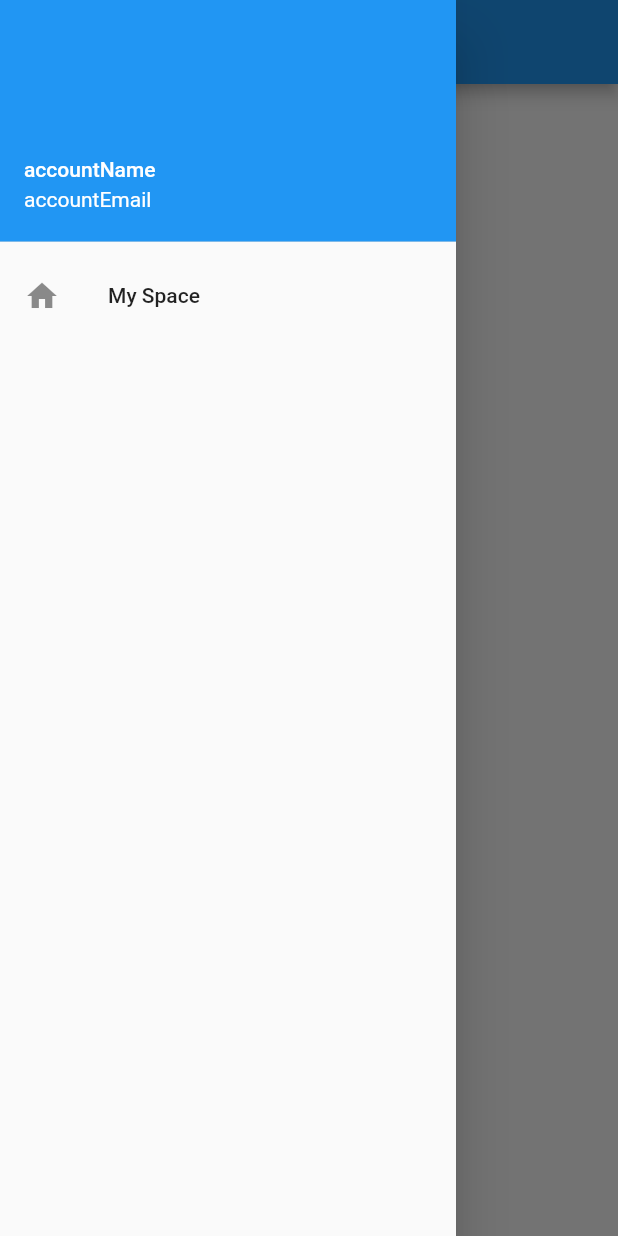
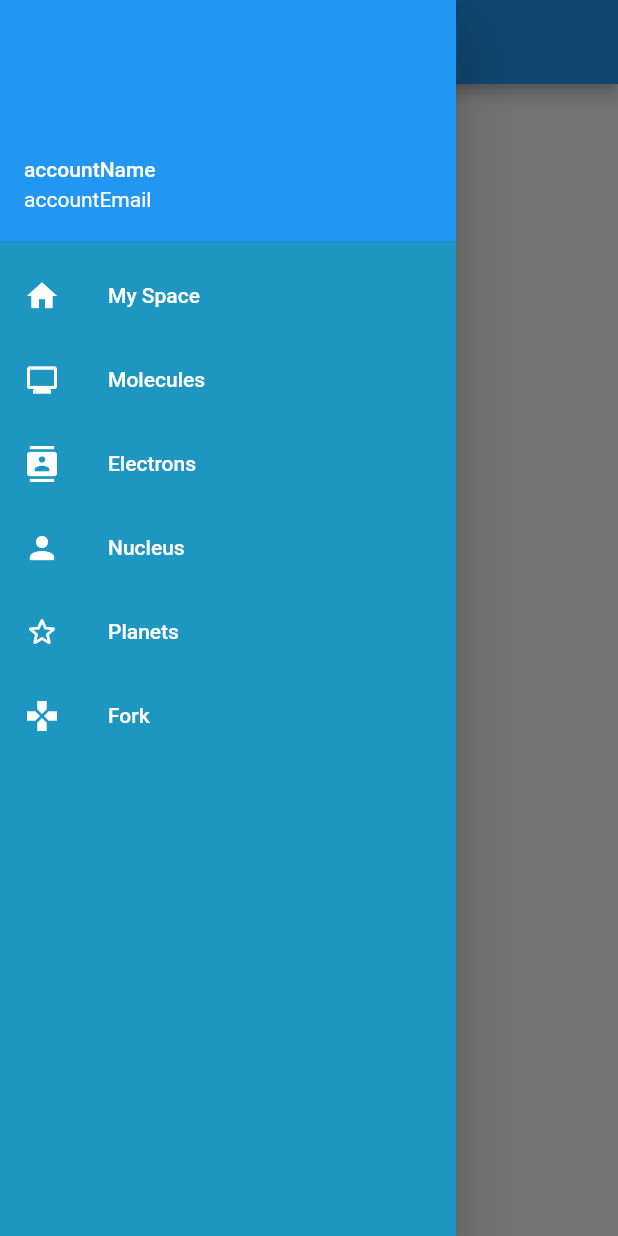
Before and after one commit to redducc/atom_td, a Flutter app: the screen it shows after launch, with the side drawer open, on a phone screen of 412 x 824 dp. Run offline on Flutter 3.47's test engine with Material 2 defaults, Android fonts, the light colour scheme and no system bars; missing offline and left inert: dart:html; generated files the repository leaves out were written again.

Commit message:
atom: Add respective pages.

```diff
--- a/lib/atom_home.dart
+++ b/lib/atom_home.dart
@@ -1,4 +1,13 @@
+import 'dart:html';
+
+import 'package:atom_td/pages/electrons.dart';
+import 'package:atom_td/pages/molecules.dart';
+import 'package:atom_td/pages/myspace.dart';
+import 'package:atom_td/pages/nucleus.dart';
+import 'package:atom_td/pages/planets.dart';
 import 'package:flutter/material.dart';
+import 'package:url_launcher/url_launcher.dart';
+import 'package:url_launcher/url_launcher_string.dart';
 
 class NavBar extends StatelessWidget {
   const NavBar({super.key});
@@ -6,6 +15,8 @@ class NavBar extends StatelessWidget {
   @override
   Widget build(BuildContext context) {
     return Drawer(
+      child: Container(
+        color: Color.fromARGB(255, 29, 150, 194),
         child: ListView(
           children: [
             UserAccountsDrawerHeader(
@@ -13,32 +24,100 @@ class NavBar extends StatelessWidget {
               accountEmail: Text('accountEmail'),
             ),
             ListTile(
-            leading: Icon(Icons.home),
-            title: Text('My Space'),
-            onTap: () => print('My space'),
-          )
+              leading: Icon(
+                Icons.home,
+                color: Colors.white,
+              ),
+              title: Text(
+                'My Space',
+                style: TextStyle(color: Colors.white),
+              ),
+              onTap: () {
+                Navigator.push(context,
+                    MaterialPageRoute(builder: (context) => new MySpace()));
+              },
+            ),
+            ListTile(
+              leading: Icon(
+                Icons.monitor,
+                color: Colors.white,
+              ),
+              title: Text(
+                'Molecules',
+                style: TextStyle(color: Colors.white),
+              ),
+              onTap: () {
+                Navigator.push(context,
+                    MaterialPageRoute(builder: (context) => new Molecules()));
+              },
+            ),
+            ListTile(
+              leading: Icon(
+                Icons.contacts,
+                color: Colors.white,
+              ),
+              title: Text(
+                'Electrons',
+                style: TextStyle(color: Colors.white),
+              ),
+              onTap: () {
+                Navigator.push(context,
+                    MaterialPageRoute(builder: (context) => new Electrons()));
+              },
+            ),
+            ListTile(
+              leading: Icon(
+                Icons.person,
+                color: Colors.white,
+              ),
+              title: Text(
+                'Nucleus',
+                style: TextStyle(color: Colors.white),
+              ),
+              onTap: () {
+                Navigator.push(context,
+                    MaterialPageRoute(builder: (context) => new Nucleus()));
+              },
+            ),
+            ListTile(
+              leading: Icon(
+                Icons.star_outline_rounded,
+                color: Colors.white,
+              ),
+              title: Text(
+                'Planets',
+                style: TextStyle(color: Colors.white),
+              ),
+              onTap: () {
+                Navigator.push(context,
+                    MaterialPageRoute(builder: (context) => new Planets()));
+              },
+            ),
+            ListTile(
+              leading: Icon(
+                Icons.gamepad,
+                color: Colors.white,
+              ),
+              title: Text(
+                'Fork',
+                style: TextStyle(color: Colors.white),
+              ),
+              onTap: () {
+                const url = 'https://github.com/td-locus';
+                launchURL(url);
+              },
+            ),
           ],
+        ),
       ),
     );
   }
 }
 
-class AtomHome extends StatefulWidget {
-  const AtomHome({super.key});
-
-  @override
-  State<AtomHome> createState() => _AtomHomeState();
-}
-
-class _AtomHomeState extends State<AtomHome> {
-  @override
-  Widget build(BuildContext context) {
-    return Scaffold(
-      drawer: NavBar(),
-      appBar: AppBar(
-        title: Text('Sidebar'),
-      ),
-      body: Center(),
-    );
+launchURL(String url) async {
+  if (await canLaunch(url)) {
+    await launch(url, forceWebView: true);
+  } else {
+    throw 'Could not launch $url';
   }
 }
--- a/lib/main.dart
+++ b/lib/main.dart
@@ -1,3 +1,4 @@
+import 'package:atom_td/pages/myspace.dart';
 import 'package:flutter/material.dart';
 
 import 'atom_home.dart';
@@ -14,7 +15,7 @@ class atom extends StatelessWidget {
   Widget build(BuildContext context) {
     return MaterialApp(
       title: "Atom",
-      home: AtomHome(),
+      home: MySpace(),
     );
   }
 }
--- /dev/null
+++ b/lib/pages/electrons.dart
@@ -0,0 +1,15 @@
+import 'package:flutter/material.dart';
+
+import '../atom_home.dart';
+
+class Electrons extends StatelessWidget {
+  @override
+  Widget build(BuildContext context) {
+    return Scaffold(
+      drawer: NavBar(),
+      appBar: AppBar(
+        title: Text('Electrons'),
+      ),
+    );
+  }
+}
--- /dev/null
+++ b/lib/pages/molecules.dart
@@ -0,0 +1,15 @@
+import 'package:flutter/material.dart';
+
+import '../atom_home.dart';
+
+class Molecules extends StatelessWidget {
+  @override
+  Widget build(BuildContext context) {
+    return Scaffold(
+      drawer: NavBar(),
+      appBar: AppBar(
+        title: Text('Molecules'),
+      ),
+    );
+  }
+}
--- /dev/null
+++ b/lib/pages/myspace.dart
@@ -0,0 +1,14 @@
+import 'package:atom_td/atom_home.dart';
+import 'package:flutter/material.dart';
+
+class MySpace extends StatelessWidget {
+  @override
+  Widget build(BuildContext context) {
+    return Scaffold(
+      drawer: NavBar(),
+      appBar: AppBar(
+        title: Text('My Space'),
+      ),
+    );
+  }
+}
--- /dev/null
+++ b/lib/pages/nucleus.dart
@@ -0,0 +1,15 @@
+import 'package:flutter/material.dart';
+
+import '../atom_home.dart';
+
+class Nucleus extends StatelessWidget {
+  @override
+  Widget build(BuildContext context) {
+    return Scaffold(
+      drawer: NavBar(),
+      appBar: AppBar(
+        title: Text('Nucleus'),
+      ),
+    );
+  }
+}
--- /dev/null
+++ b/lib/pages/planets.dart
@@ -0,0 +1,15 @@
+import 'package:flutter/material.dart';
+
+import '../atom_home.dart';
+
+class Planets extends StatelessWidget {
+  @override
+  Widget build(BuildContext context) {
+    return Scaffold(
+      drawer: NavBar(),
+      appBar: AppBar(
+        title: Text('Planets'),
+      ),
+    );
+  }
+}
--- a/pubspec.yaml
+++ b/pubspec.yaml
@@ -14,6 +14,7 @@ dependencies:
     sdk: flutter
   flutter_localizations:
     sdk: flutter
+  url_launcher: ^6.1.9
 
 dev_dependencies:
   flutter_test:
```
Also changed, not shown: pubspec.lock, 5 other files. Lines whose indentation alone changed are shown as unchanged.
